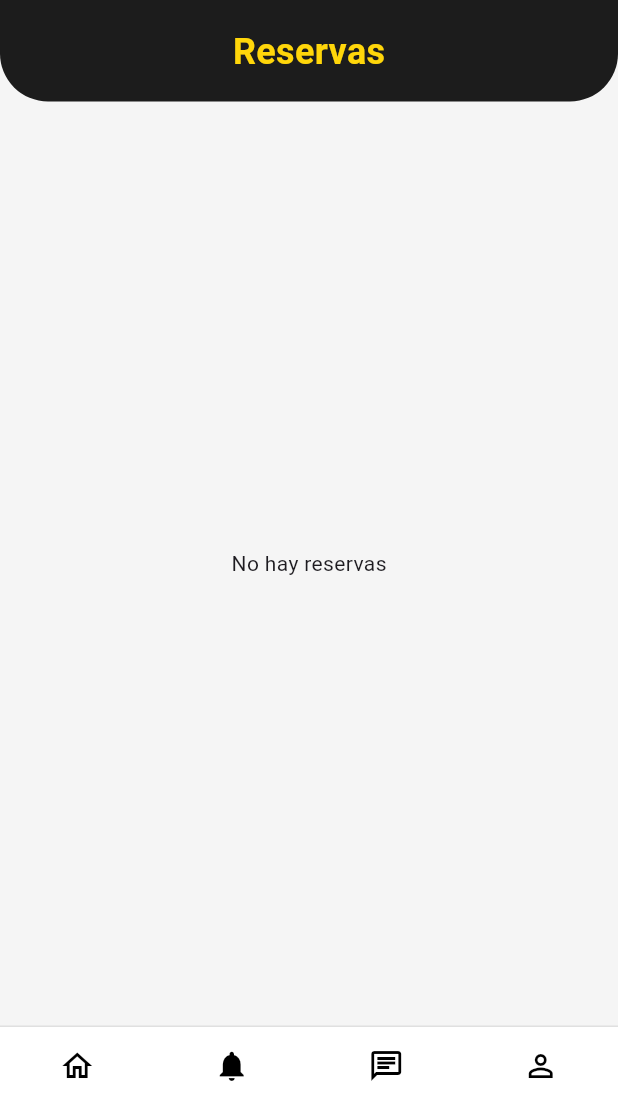
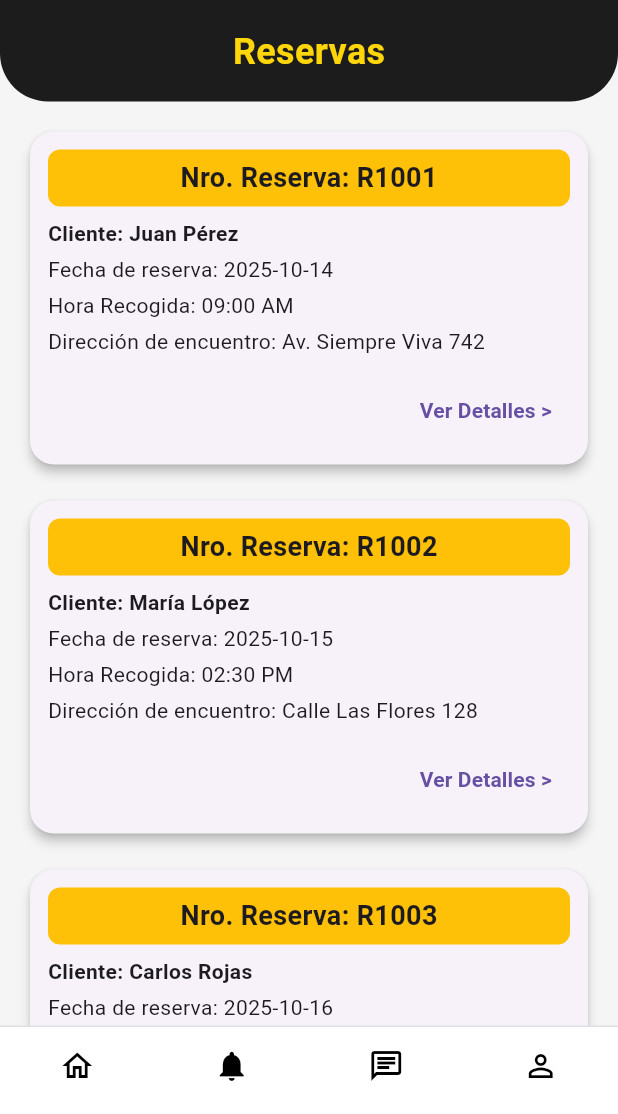
Before and after one commit to AndroidCodecta/app_movil_sistema_integral_de_reservas_y_gestion_de_taxis, a Flutter app: the ReservasScreen screen opened by its route, on a phone screen of 412 x 824 dp, the part 122-1236 px from its top. Run offline on Flutter 3.47's test engine with Material 3 defaults, Android fonts, the phone set to English and light mode, and no system bars; our stand-ins replace shared_preferences; accounts and stored records are empty.

Commit message:
feat(reservation): update reservations view

```diff
--- a/lib/Views/Reservas/reservas_page.dart
+++ b/lib/Views/Reservas/reservas_page.dart
@@ -1,16 +1,21 @@
 import 'package:flutter/material.dart';
-import '../../utils/session_manager.dart';
-import 'reservas_detalle.dart';
-import '../widgets/header.dart';
-import '../widgets/bottom_navigation.dart';
+import '../../utils/session_manager.dart'; // Mantengo los imports originales
+import 'reservas_detalle.dart'; // Mantengo los imports originales
+import '../widgets/header.dart'; // Mantengo los imports originales
+import '../widgets/bottom_navigation.dart'; // Mantengo los imports originales
 
+// =======================================================
+// MODELO DE DATOS DE UNA RESERVA
+// =======================================================
 class ReservaDetalle {
+  final String id; // <--- AÑADIDO: ID de la reserva
   final String cliente;
   final String fechaReserva;
   final String horaRecogida;
   final String direccionEncuentro;
 
   ReservaDetalle({
+    required this.id, // <--- AÑADIDO
     required this.cliente,
     required this.fechaReserva,
     required this.horaRecogida,
@@ -19,6 +24,7 @@ class ReservaDetalle {
 
   factory ReservaDetalle.fromMap(Map<String, dynamic> map) {
     return ReservaDetalle(
+      id: map['id']?.toString() ?? 'N/A', // <--- USADO: id con fallback
       cliente: map['cliente']?.toString() ?? 'Usuario',
       fechaReserva: map['fechaReserva']?.toString() ?? '---',
       horaRecogida: map['horaRecogida']?.toString() ?? '---',
@@ -27,6 +33,9 @@ class ReservaDetalle {
   }
 }
 
+// =======================================================
+// PANTALLA DE RESERVAS (VERSIÓN DEMO SIN API)
+// =======================================================
 class ReservasScreen extends StatefulWidget {
   const ReservasScreen({super.key});
 
@@ -41,32 +50,47 @@ class _ReservasScreenState extends State<ReservasScreen> {
   @override
   void initState() {
     super.initState();
-    _loadReservas();
+    _loadReservasDemo();
   }
 
-  Future<void> _loadReservas() async {
-    try {
-      final data = await SessionManager.getReservas();
-      List<ReservaDetalle> filtered = [];
+  // =======================================================
+  // DEMO: CARGA RESERVAS DE MUESTRA SIN CONECTAR AL SERVIDOR
+  // =======================================================
+  Future<void> _loadReservasDemo() async {
+    await Future.delayed(const Duration(seconds: 1)); // simula carga
+    final mockData = [
+      {
+        'id': 'R1001', // <--- AÑADIDO ID DE MUESTRA
+        'cliente': 'Juan Pérez',
+        'fechaReserva': '2025-10-14',
+        'horaRecogida': '09:00 AM',
+        'direccionEncuentro': 'Av. Siempre Viva 742',
+      },
+      {
+        'id': 'R1002', // <--- AÑADIDO ID DE MUESTRA
+        'cliente': 'María López',
+        'fechaReserva': '2025-10-15',
+        'horaRecogida': '02:30 PM',
+        'direccionEncuentro': 'Calle Las Flores 128',
+      },
+      {
+        'id': 'R1003', // <--- AÑADIDO ID DE MUESTRA
+        'cliente': 'Carlos Rojas',
+        'fechaReserva': '2025-10-16',
+        'horaRecogida': '07:45 AM',
+        'direccionEncuentro': 'Jr. Los Cedros 255',
+      },
+    ];
 
-      for (final item in data) {
-        if (item.isNotEmpty &&
-            (item['cliente']?.toString().trim().isNotEmpty ?? false)) {
-          filtered.add(ReservaDetalle.fromMap(item));
-        }
-      }
-
-      setState(() {
-        reservas = filtered;
-        _isLoading = false;
-      });
-    } catch (e) {
-      setState(() {
-        _isLoading = false;
-      });
-    }
+    setState(() {
+      reservas = mockData.map((e) => ReservaDetalle.fromMap(e)).toList();
+      _isLoading = false;
+    });
   }
 
+  // =======================================================
+  // CONSTRUCCIÓN DE LA INTERFAZ
+  // =======================================================
   @override
   Widget build(BuildContext context) {
     return Scaffold(
@@ -79,9 +103,7 @@ class _ReservasScreenState extends State<ReservasScreen> {
               child: _isLoading
                   ? const Center(child: CircularProgressIndicator())
                   : reservas.isEmpty
-                  ? const Center(
-                child: Text('No hay reservas'), // ESTILO CORREGIDO
-              )
+                  ? const Center(child: Text('No hay reservas'))
                   : ListView.builder(
                 padding: const EdgeInsets.all(16),
                 itemCount: reservas.length,
@@ -102,6 +124,9 @@ class _ReservasScreenState extends State<ReservasScreen> {
   }
 }
 
+// =======================================================
+// TARJETA VISUAL DE CADA RESERVA
+// =======================================================
 class ReservaDetalleCard extends StatelessWidget {
   final ReservaDetalle reserva;
 
@@ -134,10 +159,12 @@ class ReservaDetalleCard extends StatelessWidget {
                   color: Colors.amber,
                   borderRadius: BorderRadius.circular(8),
                 ),
-                child: const Center(
+                child: Center(
+                  // <--- MODIFICADO: Uso de reserva.id
                   child: Text(
-                    'Reserva',
-                    style: TextStyle(fontWeight: FontWeight.bold, fontSize: 18),
+                    'Nro. Reserva: ${reserva.id}',
+                    style:
+                    const TextStyle(fontWeight: FontWeight.bold, fontSize: 18),
                   ),
                 ),
               ),
```
